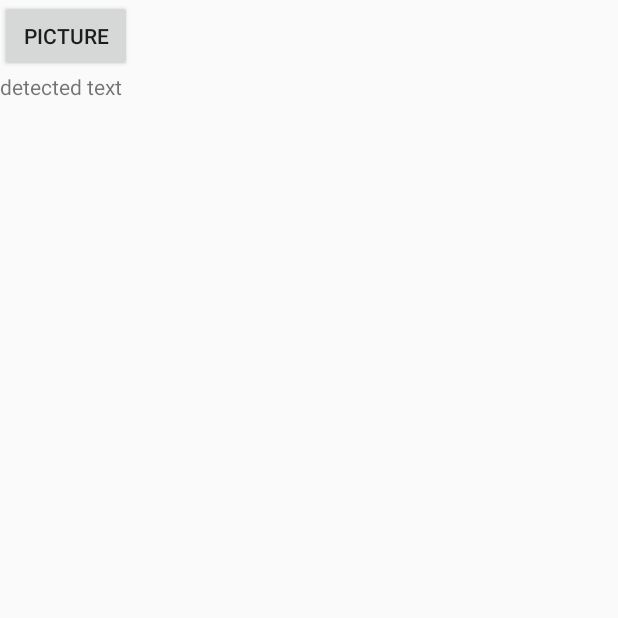
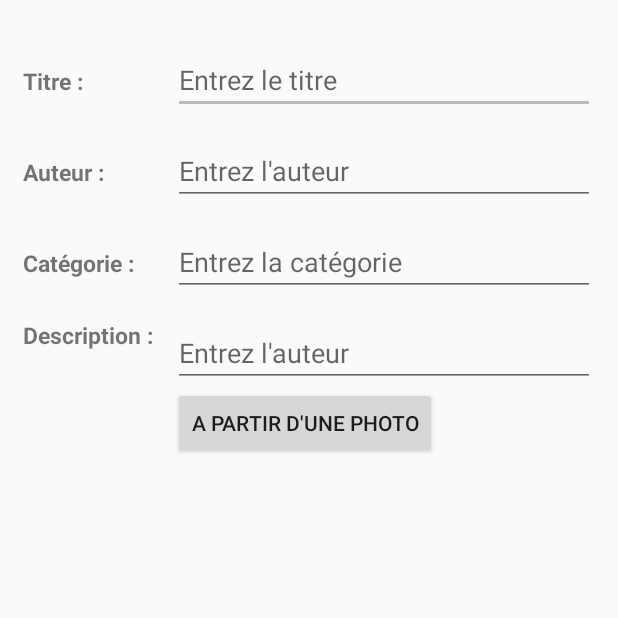
Before and after one commit to reihan35/Bexchange, an Android app: the FillFormBook screen opened directly, with no data from a screen before it, on a phone screen of 412 x 824 dp, the top half of it. Run offline under Robolectric (Android 15) with nearby library versions, the phone set to English and light mode, and no system bars.

Commit message:
resume scanning need to add to database still and create link for picture

```diff
--- a/app/src/main/java/com/example/bexchange/SubmitBookActivity.java
+++ b/app/src/main/java/com/example/bexchange/SubmitBookActivity.java
@@ -164,6 +164,8 @@ public class SubmitBookActivity extends AppCompatActivity {
         setContentView(R.layout.activity_submit_book);
         Intent intent = getIntent();
         intent.getStringExtra("book");
+        Intent intent3 = new Intent(SubmitBookActivity.this,FillFormBook.class);;
+        startActivity(intent3);
         book = null;
         try {
             book = new JSONObject(intent.getStringExtra("book"));
--- a/app/src/main/res/layout/activity_fill_form_book_v2.xml
+++ b/app/src/main/res/layout/activity_fill_form_book.xml
@@ -15,14 +15,13 @@
         android:orientation="horizontal"
         android:paddingTop="15sp">
     <TextView
-        android:layout_width="80dp"
+        android:layout_width="100dp"
         android:layout_height="wrap_content"
         android:text="Titre :"
         android:textSize="15sp"
         android:textStyle="bold" />
-    <Text
+    <EditText
         android:id="@+id/titleEditText"
-        android:inputType="numberDecimal"
         android:hint="Entrez le titre"
         android:layout_width="match_parent"
         android:layout_height="wrap_content" />
@@ -35,14 +34,13 @@
     android:orientation="horizontal"
     android:paddingTop="15sp">
     <TextView
-        android:layout_width="80dp"
+        android:layout_width="100dp"
         android:layout_height="wrap_content"
         android:text="Auteur :"
         android:textSize="15sp"
         android:textStyle="bold" />
     <EditText
         android:id="@+id/authorEditText"
-        android:inputType="numberDecimal"
         android:hint="Entrez l'auteur"
         android:layout_width="match_parent"
         android:layout_height="wrap_content" />
@@ -54,15 +52,14 @@
         android:orientation="horizontal"
         android:paddingTop="15sp">
         <TextView
-            android:layout_width="80dp"
+            android:layout_width="100dp"
             android:layout_height="wrap_content"
             android:text="Catégorie :"
             android:textSize="15sp"
             android:textStyle="bold" />
         <EditText
             android:id="@+id/categoryEditText"
-            android:inputType="numberDecimal"
-            android:hint="Entrez l'auteur"
+            android:hint="Entrez la catégorie"
             android:layout_width="match_parent"
             android:layout_height="wrap_content" />
     </LinearLayout>
@@ -73,17 +70,30 @@
         android:orientation="horizontal"
         android:paddingTop="15sp">
         <TextView
-            android:layout_width="80dp"
+            android:layout_width="100dp"
             android:layout_height="wrap_content"
             android:text="Description :"
             android:textSize="15sp"
             android:textStyle="bold" />
-        <EditText
-            android:id="@+id/descriptionEdit"
-            android:inputType="numberDecimal"
-            android:hint="Entrez l'auteur"
-            android:layout_width="match_parent"
-            android:layout_height="wrap_content" />
+            <LinearLayout
+                android:layout_width="match_parent"
+                android:layout_height="wrap_content"
+                android:orientation="vertical">
+            <EditText
+                android:id="@+id/descriptionEdit"
+                android:inputType="textMultiLine"
+                android:hint="Entrez l'auteur"
+                android:layout_width="match_parent"
+                android:layout_height="wrap_content" />
+            <Button
+                android:layout_width="wrap_content"
+                android:layout_height="wrap_content"
+                android:text="A partir d'une photo"
+                android:onClick="scanResume"/>
+
+            </LinearLayout>
     </LinearLayout>
 
+
+
     </LinearLayout>
--- a/app/src/main/res/layout/activity_fill_form_book_v3.xml
+++ b/app/src/main/res/layout/activity_fill_form_book_v3.xml
@@ -20,5 +20,10 @@
         android:textColor="@android:color/white"
         android:textSize="20sp"
         android:padding="5dp"/>
+    <Button
+        android:layout_width="wrap_content"
+        android:layout_height="wrap_content"
+        android:text="valider"
+        android:onClick="resumeOk"/>
 
 </androidx.constraintlayout.widget.ConstraintLayout>
--- a/app/src/main/res/layout/fill_form_book.xml
+++ /dev/null
@@ -1,23 +0,0 @@
-<?xml version="1.0" encoding="utf-8"?>
-<LinearLayout xmlns:android="http://schemas.android.com/apk/res/android"
-    android:orientation="vertical" android:layout_width="match_parent"
-    android:layout_height="match_parent"
-    >
-    <ImageView
-        android:layout_width="wrap_content"
-        android:layout_height="wrap_content"
-        android:id="@+id/bookPhoto"
-        />
-    <Button
-        android:layout_width="wrap_content"
-        android:layout_height="wrap_content"
-        android:id="@+id/buttonPhoto"
-        android:text="Picture"
-        />
-    <TextView
-        android:layout_width="wrap_content"
-        android:layout_height="wrap_content"
-        android:text="detected text"
-        android:id="@+id/detectedText"
-        />
-</LinearLayout>
```
Also changed, not shown: app/src/main/java/com/example/bexchange/FillFormBook.java (+21 -31 lines), app/src/main/java/com/example/bexchange/FillFormBookV2.java (+36 -6 lines).
